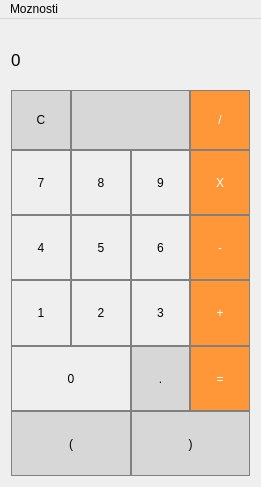
Mattko22/MTE, file kalkulacka/mainwindow.ui: the form before one commit.
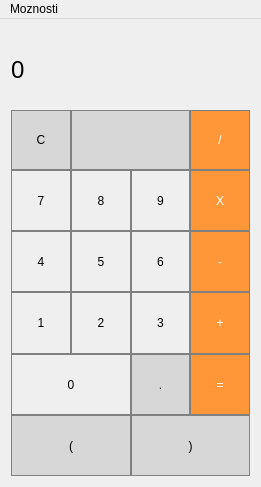
The form after the commit. Icons and pictures are not drawn.

```diff
--- a/kalkulacka/mainwindow.ui
+++ b/kalkulacka/mainwindow.ui
@@ -46,12 +46,18 @@
           <property name="minimumSize">
            <size>
             <width>0</width>
-            <height>60</height>
+            <height>80</height>
+           </size>
+          </property>
+          <property name="maximumSize">
+           <size>
+            <width>16777215</width>
+            <height>16777215</height>
            </size>
           </property>
           <property name="font">
            <font>
-            <pointsize>13</pointsize>
+            <pointsize>18</pointsize>
            </font>
           </property>
           <property name="styleSheet">
```
